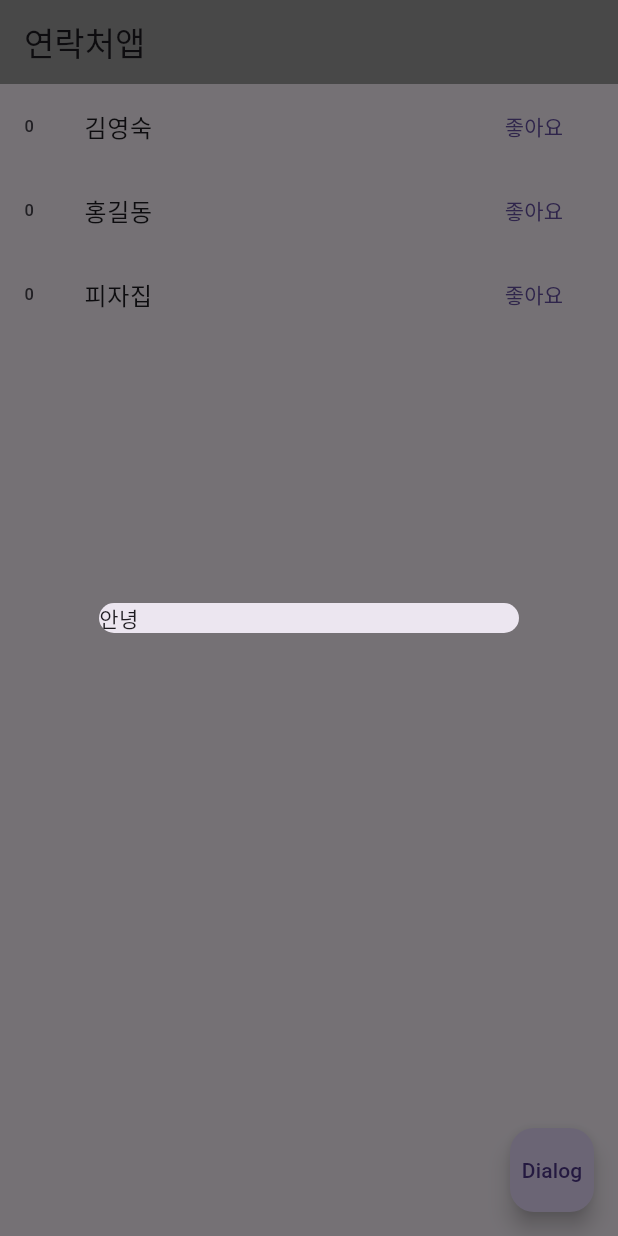
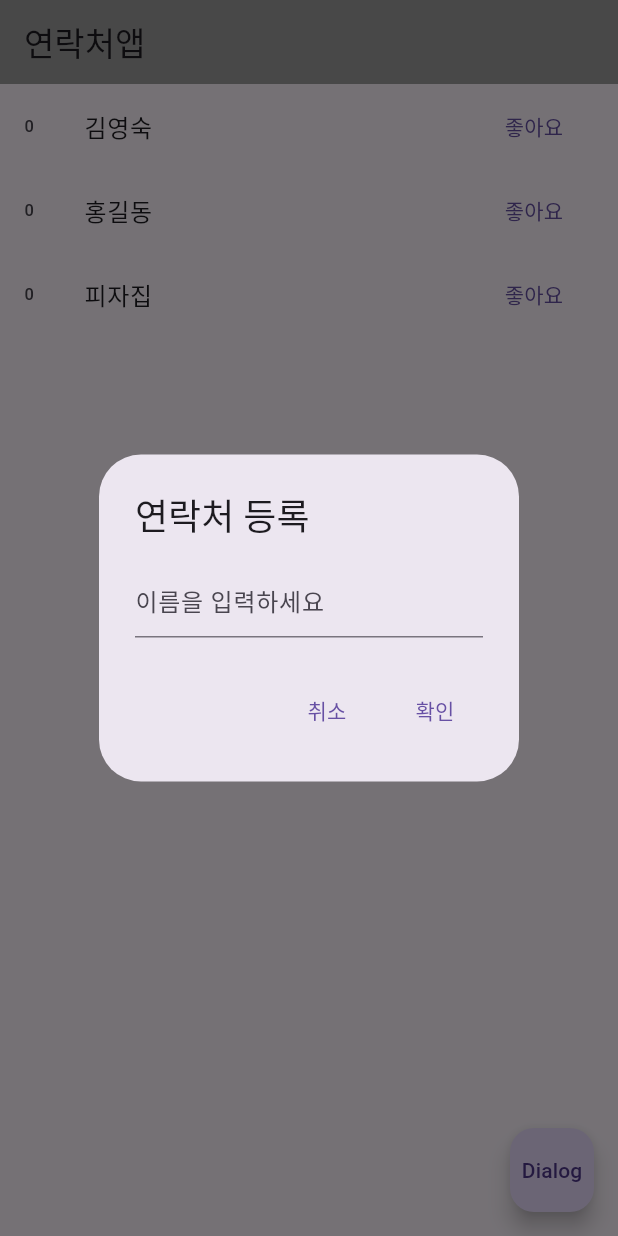
Before and after one commit to eodevelop/study_coding_apple, a Flutter app: the screen it shows after launch, after a tap on "Dialog", on a phone screen of 412 x 824 dp. Run offline on Flutter 3.47's test engine with Material 3 defaults, Android fonts, the light colour scheme and no system bars.

Commit message:
Dialog/모달창 만드는 법과 context가 뭔지
숙제 완료

```diff
--- a/flutter/code/contact/lib/main.dart
+++ b/flutter/code/contact/lib/main.dart
@@ -31,7 +31,31 @@ class _MyAppState extends State<MyApp> {
           child: Text("Dialog"),
           onPressed: (){
             showDialog(context: context, builder: (context){
-              return Dialog(child: Text('안녕'));
+              var inputData = TextEditingController();  // 입력값을 저장할 컨트롤러
+              return AlertDialog(
+                title: Text('연락처 등록'),
+                content: TextField(
+                  controller: inputData,
+                  decoration: InputDecoration(
+                    hintText: '이름을 입력하세요'
+                  ),
+                ),
+                actions: [
+                  TextButton(
+                    child: Text('취소'),
+                    onPressed: (){
+                      Navigator.pop(context);
+                    },
+                  ),
+                  TextButton(
+                    child: Text('확인'),
+                    onPressed: (){
+                      Navigator.pop(context);
+                      // 여기서 입력된 데이터(inputData.text) 처리 가능
+                    },
+                  ),
+                ],
+              );
             });
           },
         ),
```
